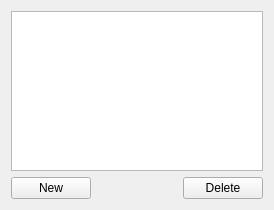
First picture: the form in src/gui/tasklistview.ui, repository campbellmbrown/task-app, before the edit.
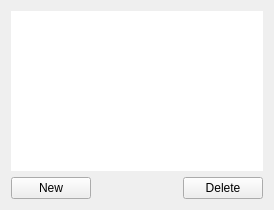
Second picture: the form after the edit.

What changed in the file:
```diff
--- a/src/gui/tasklistview.ui
+++ b/src/gui/tasklistview.ui
@@ -16,6 +16,9 @@
   <layout class="QVBoxLayout" name="verticalLayout">
    <item>
     <widget class="QTreeWidget" name="taskListTree">
+     <property name="styleSheet">
+      <string notr="true">QTreeView { border: none; }</string>
+     </property>
      <property name="alternatingRowColors">
       <bool>true</bool>
      </property>
```
